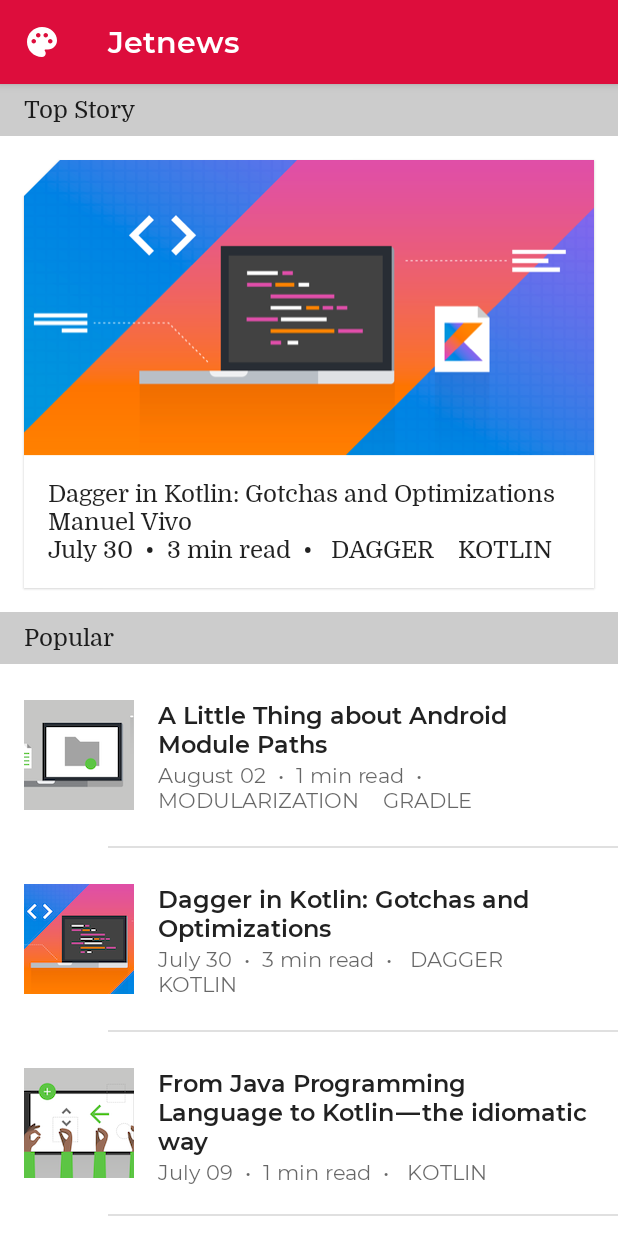
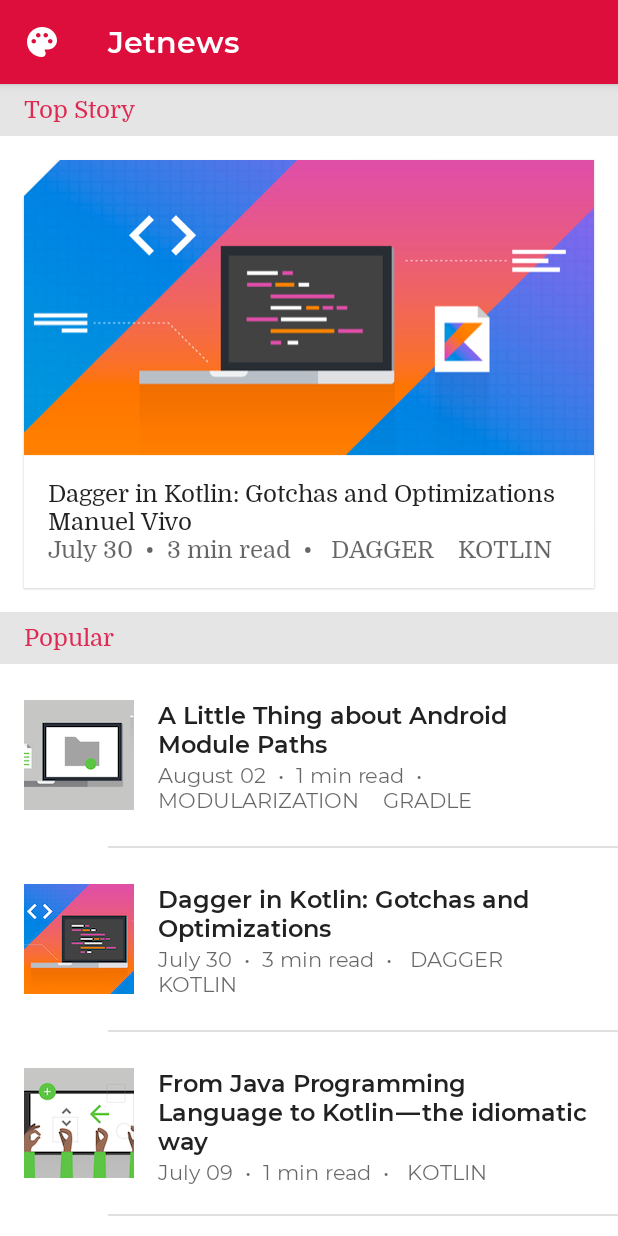
Before and after one commit to Sookhee/ThemingCodelab, an Android app built with Jetpack Compose: the screen it shows after launch (MainActivity), on a phone screen of 412 x 824 dp. Run offline under Robolectric (Android 15) with nearby library versions, the phone set to English and light mode, and no system bars.

Commit message:
색상 사용

```diff
--- a/app/src/main/java/com/codelab/theming/ui/start/Home.kt
+++ b/app/src/main/java/com/codelab/theming/ui/start/Home.kt
@@ -26,9 +26,9 @@ import androidx.compose.material.*
 import androidx.compose.material.icons.Icons
 import androidx.compose.material.icons.rounded.Palette
 import androidx.compose.runtime.Composable
+import androidx.compose.runtime.CompositionLocalProvider
 import androidx.compose.runtime.remember
 import androidx.compose.ui.Modifier
-import androidx.compose.ui.graphics.Color
 import androidx.compose.ui.layout.ContentScale
 import androidx.compose.ui.res.painterResource
 import androidx.compose.ui.res.stringResource
@@ -86,7 +86,7 @@ private fun AppBar() {
         title = {
             Text(text = stringResource(R.string.app_title))
         },
-        backgroundColor = MaterialTheme.colors.primary
+        backgroundColor = MaterialTheme.colors.primarySurface
     )
 }
 
@@ -95,14 +95,19 @@ fun Header(
     text: String,
     modifier: Modifier = Modifier
 ) {
+    Surface(
+        color = MaterialTheme.colors.onSurface.copy(alpha = 0.1f),
+        contentColor = MaterialTheme.colors.primary,
+        modifier = modifier
+    ) {
         Text(
             text = text,
             modifier = modifier
                 .fillMaxWidth()
-            .background(Color.LightGray)
                 .semantics { heading() }
                 .padding(horizontal = 16.dp, vertical = 8.dp)
         )
+    }
 }
 
 @Composable
@@ -160,10 +165,13 @@ private fun PostMetadata(
             append(" ${tag.uppercase(Locale.getDefault())} ")
         }
     }
+
+    CompositionLocalProvider(LocalContentAlpha provides ContentAlpha.medium) {
         Text(
             text = text,
             modifier = modifier
         )
+    }
 }
 
 @OptIn(ExperimentalMaterialApi::class)
```
Lines whose indentation alone changed are shown as unchanged.
